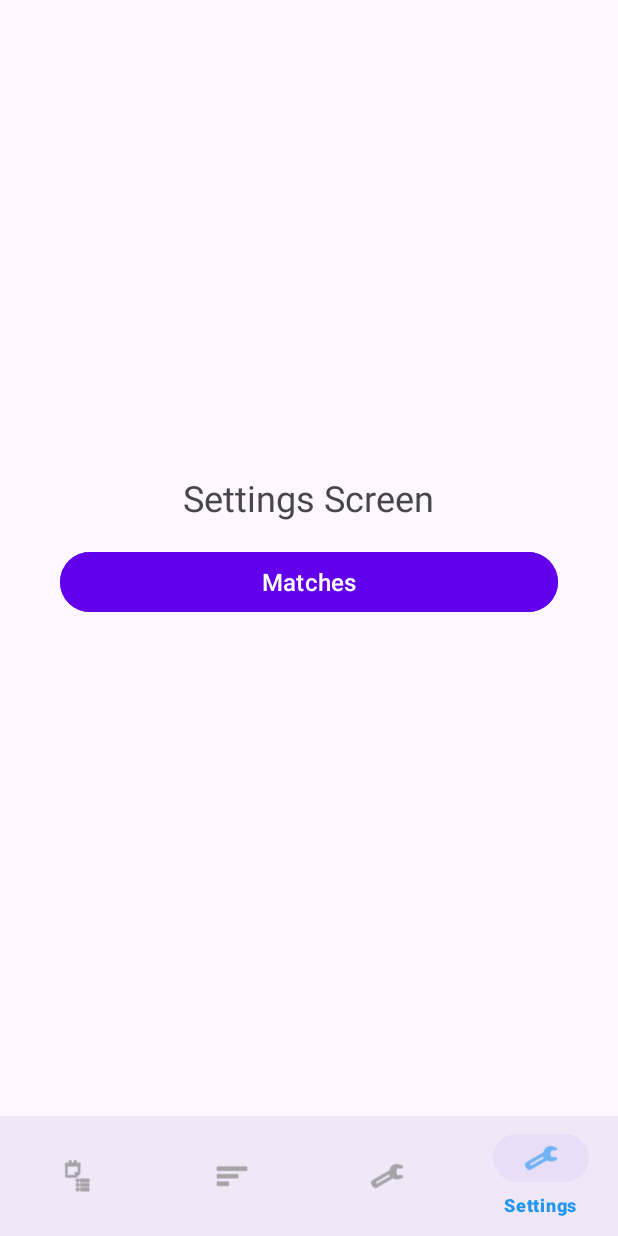
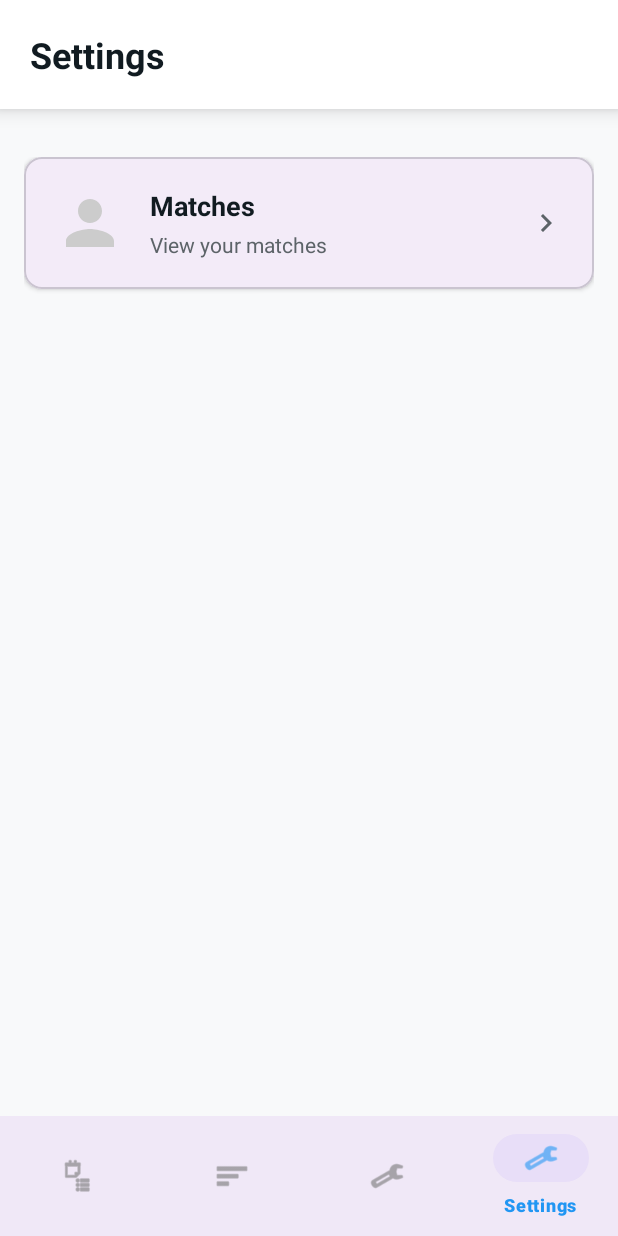
Before and after one commit to developersvsp-dev/bondly, an Android app: the screen it shows after launch once a user with an empty profile is signed in (MainActivity), item 4 of the bottom bar chosen, on a phone screen of 412 x 824 dp. Run offline under Robolectric (Android 15) with nearby library versions, the phone set to English and light mode, and no system bars; our stand-ins replace Firebase (no records; nobody signed in at launch, a user with empty details on screens opened directly).

Commit message:
Adding proper settings UI

```diff
--- a/app/src/main/java/com/vaibhav/bondly/SettingsFragment.java
+++ b/app/src/main/java/com/vaibhav/bondly/SettingsFragment.java
@@ -28,7 +28,7 @@ public class SettingsFragment extends Fragment {
         View view = inflater.inflate(R.layout.fragment_settings, container, false);
 
         // Find and setup Matches button
-        Button matchesButton = view.findViewById(R.id.btn_matches);
+        View matchesButton = view.findViewById(R.id.btn_matches);
         matchesButton.setOnClickListener(v -> navigateToMatches());
 
         return view;
--- /dev/null
+++ b/app/src/main/res/drawable/ic_forward_arrow.xml
@@ -0,0 +1,11 @@
+<?xml version="1.0" encoding="utf-8"?>
+<vector xmlns:android="http://schemas.android.com/apk/res/android"
+    android:width="24dp"
+    android:height="24dp"
+    android:viewportWidth="24"
+    android:viewportHeight="24"
+    android:tint="#5C6368">
+    <path
+        android:fillColor="@android:color/white"
+        android:pathData="M8.59,16.59L13.17,12L8.59,7.41 10,6l6,6 -6,6 -1.41,-1.41z"/>
+</vector>
--- /dev/null
+++ b/app/src/main/res/drawable/ic_person_placeholder.xml
@@ -0,0 +1,10 @@
+<vector xmlns:android="http://schemas.android.com/apk/res/android"
+    android:width="24dp"
+    android:height="24dp"
+    android:viewportWidth="24"
+    android:viewportHeight="24"
+    android:tint="#CCCCCC">
+    <path
+        android:fillColor="@android:color/white"
+        android:pathData="M12,12c2.21,0 4,-1.79 4,-4s-1.79,-4 -4,-4 -4,1.79 -4,4 1.79,4 4,4zM12,14c-2.67,0 -8,1.34 -8,4v2h16v-2c0,-2.66 -5.33,-4 -8,-4z"/>
+</vector>
--- a/app/src/main/res/layout/fragment_settings.xml
+++ b/app/src/main/res/layout/fragment_settings.xml
@@ -1,25 +1,103 @@
 <?xml version="1.0" encoding="utf-8"?>
 <LinearLayout xmlns:android="http://schemas.android.com/apk/res/android"
+    xmlns:app="http://schemas.android.com/apk/res-auto"
     android:layout_width="match_parent"
     android:layout_height="match_parent"
-    android:gravity="center"
     android:orientation="vertical"
-    android:padding="24dp">
+    android:background="#F8F9FA">
 
-    <TextView
-        android:id="@+id/tvFeed"
-        android:layout_width="wrap_content"
-        android:layout_height="wrap_content"
-        android:text="Settings Screen"
-        android:textSize="24sp" />
-    <Button
-        android:id="@+id/btn_matches"
+    <!-- 🔥 WHATSAPP HEADER -->
+    <LinearLayout
         android:layout_width="match_parent"
         android:layout_height="wrap_content"
-        android:text="Matches"
-        android:textSize="16sp"
-        android:layout_margin="16dp"
-        android:backgroundTint="@color/purple_500" />
+        android:orientation="horizontal"
+        android:padding="20dp"
+        android:background="@android:color/white"
+        android:elevation="8dp">
 
+        <TextView
+            android:layout_width="wrap_content"
+            android:layout_height="wrap_content"
+            android:text="Settings"
+            android:textSize="24sp"
+            android:textStyle="bold"
+            android:textColor="#111B21"
+            android:layout_gravity="center_vertical" />
+
+    </LinearLayout>
+
+    <!-- 🔥 WHATSAPP CARDS -->
+    <LinearLayout
+        android:layout_width="match_parent"
+        android:layout_height="wrap_content"
+        android:layout_marginTop="16dp"
+        android:orientation="vertical"
+        android:padding="16dp">
+
+        <!-- 🔥 MATCHES BUTTON - WhatsApp Style -->
+        <com.google.android.material.card.MaterialCardView
+            android:layout_width="match_parent"
+            android:layout_height="wrap_content"
+            android:layout_marginBottom="12dp"
+            app:cardCornerRadius="12dp"
+            app:cardElevation="2dp">
+
+            <!-- 🔥 FIXED: Added ID + Ripple effect -->
+            <LinearLayout
+                android:id="@+id/btn_matches"
+                android:layout_width="match_parent"
+                android:layout_height="wrap_content"
+                android:orientation="horizontal"
+                android:padding="20dp"
+                android:clickable="true"
+                android:focusable="true"
+                android:background="?attr/selectableItemBackground">
+
+                <ImageView
+                    android:layout_width="48dp"
+                    android:layout_height="48dp"
+                    android:layout_marginEnd="16dp"
+                    android:src="@drawable/ic_person_placeholder"
+                    android:contentDescription="Matches"
+                    app:shapeAppearanceOverlay="@style/CircleImage"
+                    app:strokeColor="@android:color/transparent"
+                    android:scaleType="centerCrop" />
+
+                <LinearLayout
+                    android:layout_width="0dp"
+                    android:layout_height="wrap_content"
+                    android:layout_weight="1"
+                    android:orientation="vertical">
+
+                    <TextView
+                        android:layout_width="match_parent"
+                        android:layout_height="wrap_content"
+                        android:text="Matches"
+                        android:textSize="18sp"
+                        android:textStyle="bold"
+                        android:textColor="#111B21" />
+
+                    <TextView
+                        android:layout_width="match_parent"
+                        android:layout_height="wrap_content"
+                        android:text="View your matches"
+                        android:textSize="14sp"
+                        android:textColor="#5C6368"
+                        android:layout_marginTop="4dp" />
+
+                </LinearLayout>
+
+                <ImageView
+                    android:layout_width="24dp"
+                    android:layout_height="24dp"
+                    android:src="@drawable/ic_forward_arrow"
+                    android:layout_gravity="center_vertical"
+                    android:tint="#5C6368" />
+
+            </LinearLayout>
+
+        </com.google.android.material.card.MaterialCardView>
+
+    </LinearLayout>
 
 </LinearLayout>
```
Also changed, not shown: app/src/main/java/com/vaibhav/bondly/ChatFragment.java (+30 -33 lines), app/src/main/res/layout/fragment_chat.xml (+13 -6 lines), app/src/main/res/layout/item_chat.xml (+8 -6 lines).
